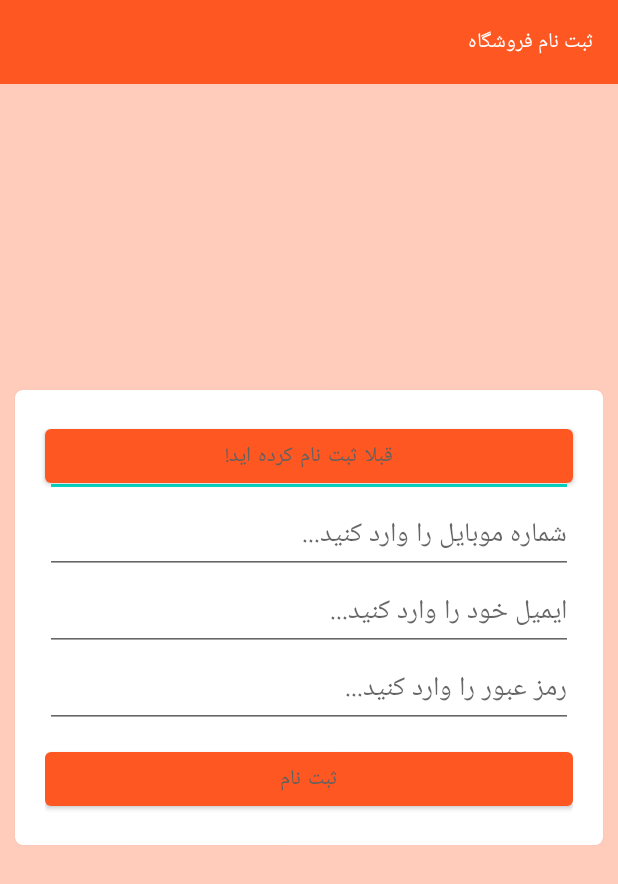
After one commit to Ghazal-Jamalzadeh/OnlineShop, an Android app: the Register_user screen opened directly, with no data from a screen before it, on a phone screen of 412 x 824 dp. The commit adds this screen. Shown: the top 884 px of the screen. Run offline under Robolectric (Android 15) with nearby library versions, the phone set to English and light mode, and no system bars.

```diff
--- /dev/null
+++ b/app/src/main/java/com/jmzd/ghazal/onlineshop/auth/Register_user.kt
@@ -0,0 +1,12 @@
+package com.jmzd.ghazal.onlineshop.auth
+
+import androidx.appcompat.app.AppCompatActivity
+import android.os.Bundle
+import com.jmzd.ghazal.onlineshop.R
+
+class Register_user : AppCompatActivity() {
+    override fun onCreate(savedInstanceState: Bundle?) {
+        super.onCreate(savedInstanceState)
+        setContentView(R.layout.activity_register_user)
+    }
+}
--- /dev/null
+++ b/app/src/main/res/layout/activity_register_user.xml
@@ -0,0 +1,101 @@
+<?xml version="1.0" encoding="utf-8"?>
+<RelativeLayout xmlns:android="http://schemas.android.com/apk/res/android"
+    xmlns:app="http://schemas.android.com/apk/res-auto"
+    xmlns:tools="http://schemas.android.com/tools"
+    android:layout_width="match_parent"
+    android:layout_height="match_parent"
+    tools:context=".auth.Register_user"
+    android:layoutDirection="rtl"
+    android:background="@color/background_color"
+    >
+
+    <androidx.appcompat.widget.Toolbar
+        android:id="@+id/toolbar"
+        android:layout_width="match_parent"
+        android:layout_height="56dp"
+        android:background="@color/color_primary"
+        >
+
+        <RelativeLayout
+            android:layout_width="match_parent"
+            android:layout_height="match_parent">
+
+            <TextView
+                android:layout_width="wrap_content"
+                android:layout_height="wrap_content"
+                android:layout_centerVertical="true"
+                android:textColor="#fff"
+                android:text="ثبت نام فروشگاه"/>
+
+        </RelativeLayout>
+
+    </androidx.appcompat.widget.Toolbar>
+    <androidx.cardview.widget.CardView
+        android:layout_width="match_parent"
+        android:layout_height="wrap_content"
+        android:layout_centerVertical="true"
+        android:layout_margin="10dp"
+        app:cardCornerRadius="5dp"
+        >
+    <LinearLayout
+        android:id="@+id/liner1"
+        android:layout_width="match_parent"
+        android:layout_height="wrap_content"
+        android:orientation="vertical"
+        android:layout_margin="20dp"
+        android:layout_centerVertical="true">
+        <EditText
+            android:id="@+id/Et_name"
+            android:layout_width="match_parent"
+            android:layout_height="wrap_content"
+            android:hint="نام و نام خانوادگی">
+
+        </EditText>
+
+        <EditText
+            android:id="@+id/Et_phone"
+            android:layout_width="match_parent"
+            android:layout_height="wrap_content"
+            android:hint="شماره موبایل را وارد کنید...">
+
+        </EditText>
+        <EditText
+            android:id="@+id/Et_email"
+            android:layout_width="match_parent"
+            android:layout_height="wrap_content"
+            android:hint="ایمیل خود را وارد کنید...">
+
+        </EditText>
+
+        <EditText
+            android:id="@+id/Et_pass"
+            android:hint="رمز عبور را وارد کنید..."
+            android:layout_width="match_parent"
+            android:layout_height="wrap_content">
+
+        </EditText>
+
+        <Button
+            android:layout_marginTop="10dp"
+            android:id="@+id/Btn_register"
+            android:layout_width="match_parent"
+            android:layout_height="wrap_content"
+            android:text="ثبت نام">
+
+        </Button>
+
+
+    </LinearLayout>
+
+    <Button
+        android:id="@+id/Btn_login"
+        android:layout_margin="20dp"
+        android:layout_width="match_parent"
+        android:layout_height="wrap_content"
+        android:layout_below="@+id/liner1"
+        android:text="قبلا ثبت نام کرده اید!">
+
+    </Button>
+    </androidx.cardview.widget.CardView>
+
+</RelativeLayout>
--- a/app/src/main/res/values/colors.xml
+++ b/app/src/main/res/values/colors.xml
@@ -10,4 +10,5 @@
     <color name="color_primary">#FF5722</color>
     <color name="color_primary_dark">#D84315</color>
     <color name="color_accent">#616161</color>
+    <color name="background_color">#FFCCBC</color>
 </resources>
```
Also changed, not shown: app/src/main/AndroidManifest.xml (+10 -5 lines), app/src/main/java/com/jmzd/ghazal/onlineshop/auth/Login_user.kt (added, +88 -0 lines), app/src/main/java/com/jmzd/ghazal/onlineshop/auth/Panel_user.kt (added, +12 -0 lines), app/src/main/res/layout/activity_login_user.xml (added, +88 -0 lines), app/src/main/res/layout/activity_panel_user.xml (added, +24 -0 lines).
